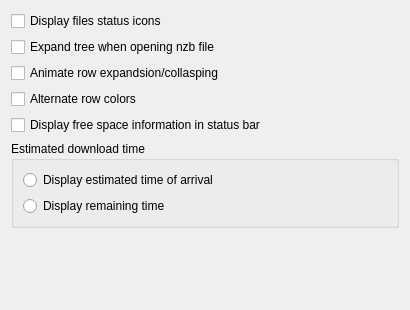
KDE/kwooty, file src/preferences/preferencesdisplay.ui: the form before one commit.
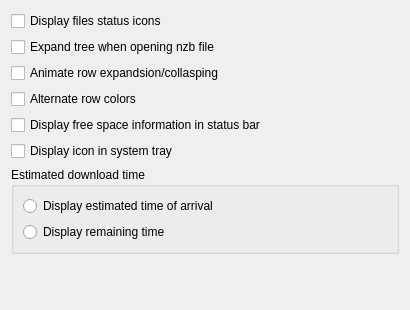
The form after the commit.

Commit message: system tray support

Diff of the .ui file:
```diff
--- a/src/preferences/preferencesdisplay.ui
+++ b/src/preferences/preferencesdisplay.ui
@@ -65,6 +65,16 @@
     </widget>
    </item>
    <item row="5" column="0">
+    <widget class="QCheckBox" name="kcfg_sysTray">
+     <property name="toolTip">
+      <string>Display icon in system tray</string>
+     </property>
+     <property name="text">
+      <string>Display icon in system tray</string>
+     </property>
+    </widget>
+   </item>
+   <item row="6" column="0">
     <widget class="QGroupBox" name="actionGroupBox">
      <property name="title">
       <string>Estimated download time</string>
@@ -93,7 +103,7 @@
      </layout>
     </widget>
    </item>
-   <item row="6" column="0">
+   <item row="7" column="0">
     <spacer name="spacer">
      <property name="orientation">
       <enum>Qt::Vertical</enum>
```
